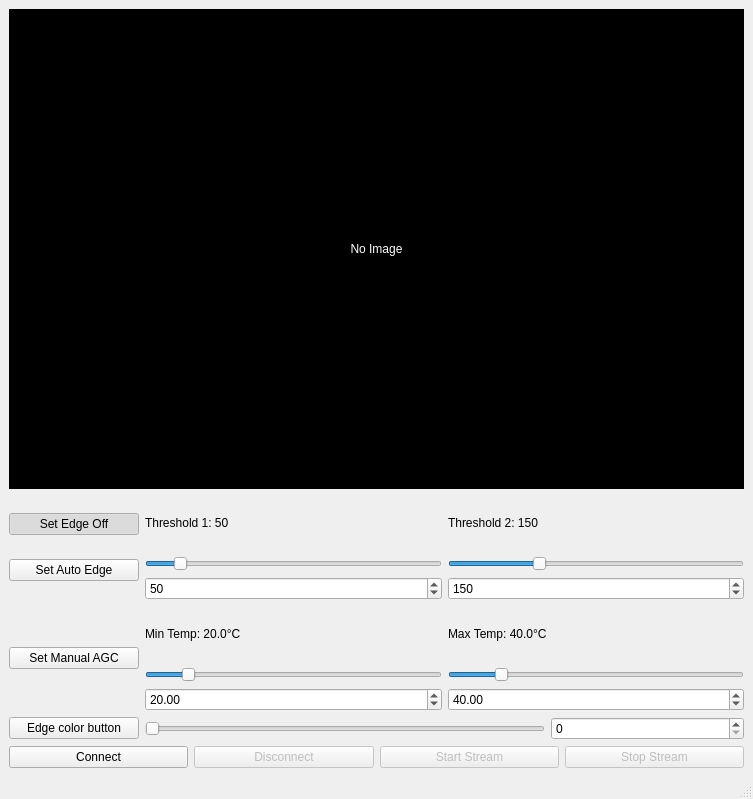
Qt form thermal_viewer.ui (sue9010/NEW_THERMALaNALYZER) before a commit.
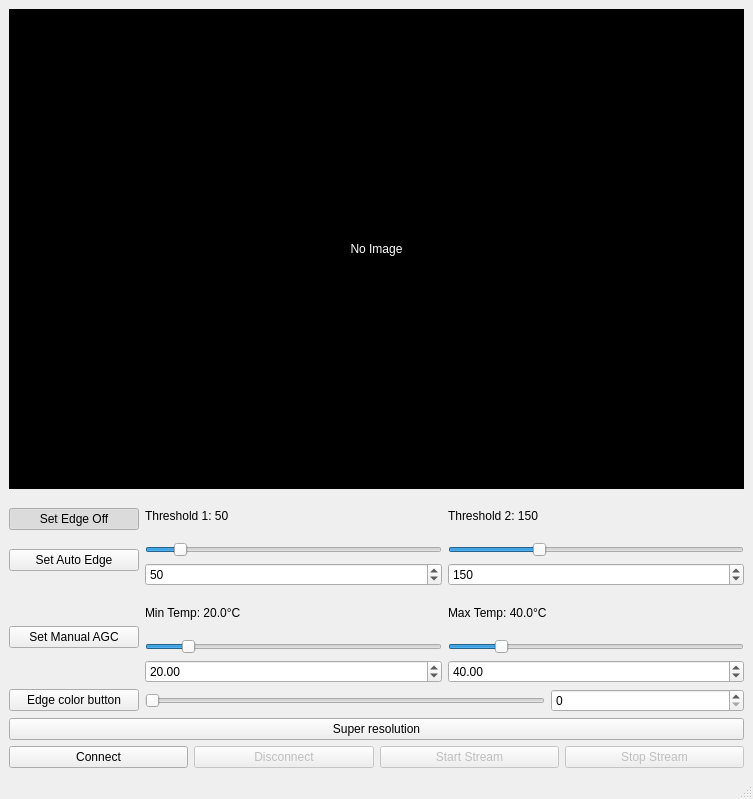
The same form after that commit.

Patch:
```diff
--- a/thermal_viewer.ui
+++ b/thermal_viewer.ui
@@ -284,6 +284,17 @@
       </item>
      </layout>
     </item>
+    <item>
+     <layout class="QHBoxLayout" name="horizontalLayout_2">
+      <item>
+       <widget class="QPushButton" name="super_resolution_button">
+        <property name="text">
+         <string>Super resolution</string>
+        </property>
+       </widget>
+      </item>
+     </layout>
+    </item>
     <item>
      <layout class="QHBoxLayout" name="control_layout">
       <item>
```
